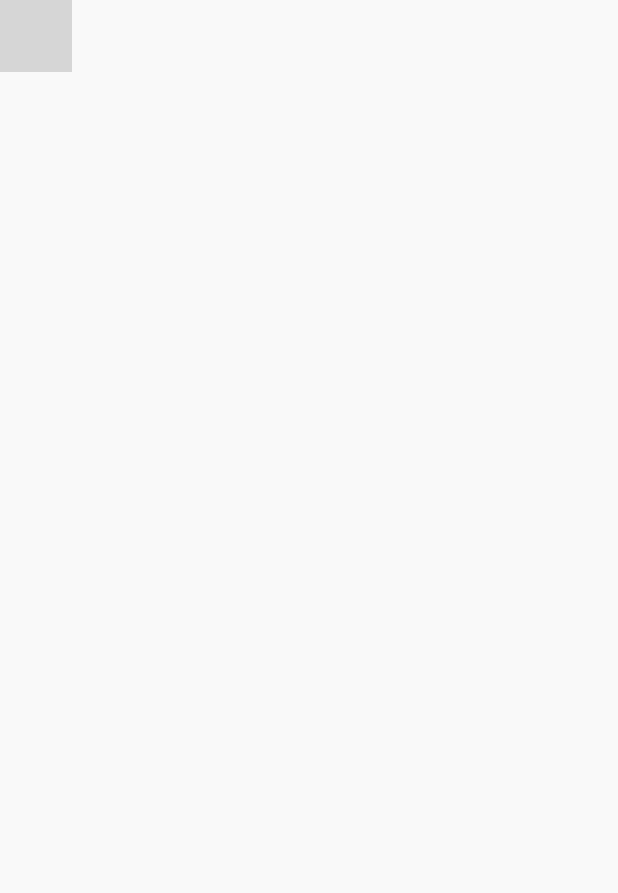
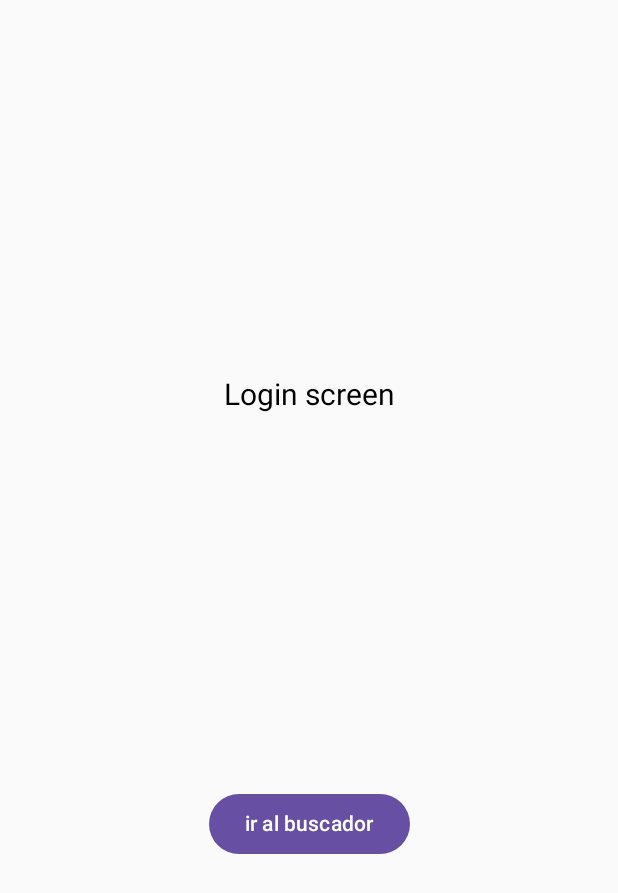
Before and after one commit to malmorox/jetpack-compose-app, an Android app built with Jetpack Compose: the screen it shows after launch (MainActivity), on a phone screen of 412 x 824 dp. Shown: the top 893 px of the screen. Run offline under Robolectric (Android 15) with nearby library versions, the phone set to English and light mode, and no system bars; grey boxes are pictures that could not be loaded.

Commit message:
navegacion terminada e incluyendo imagenes

```diff
--- a/app/build.gradle.kts
+++ b/app/build.gradle.kts
@@ -41,7 +41,7 @@ android {
 }
 
 dependencies {
-
+    implementation("io.coil-kt:coil-compose:2.6.0")
     implementation(libs.androidx.core.ktx)
     implementation(libs.androidx.lifecycle.runtime.ktx)
     implementation(libs.androidx.activity.compose)
--- /dev/null
+++ b/app/src/main/java/com/example/jetpack_compose_app/LoginScreen.kt
@@ -0,0 +1,35 @@
+package com.example.jetpack_compose_app
+
+import androidx.compose.foundation.layout.Column
+import androidx.compose.foundation.layout.Spacer
+import androidx.compose.foundation.layout.fillMaxSize
+import androidx.compose.material3.Button
+import androidx.compose.material3.Text
+import androidx.compose.material3.TextField
+import androidx.compose.runtime.Composable
+import androidx.compose.runtime.getValue
+import androidx.compose.runtime.mutableStateOf
+import androidx.compose.runtime.remember
+import androidx.compose.runtime.setValue
+import androidx.compose.ui.Alignment
+import androidx.compose.ui.Modifier
+import androidx.compose.ui.unit.sp
+
+
+@Composable
+fun LoginScreen(navigateToSearcher:() -> Unit){
+    var text by remember { mutableStateOf("") }
+    Column(
+        modifier = Modifier.fillMaxSize(),
+        horizontalAlignment = Alignment.CenterHorizontally
+    ) {
+        Spacer(modifier = Modifier.weight(1f))
+        Text(text="Login screen", fontSize=20.sp)
+
+        Spacer(modifier = Modifier.weight(1f))
+        Button (onClick={ navigateToSearcher() }){
+            Text("ir al buscador")
+        }
+        Spacer(modifier = Modifier.weight(1f))
+    }
+}
--- a/app/src/main/java/com/example/jetpack_compose_app/MainActivity.kt
+++ b/app/src/main/java/com/example/jetpack_compose_app/MainActivity.kt
@@ -18,6 +18,7 @@ import androidx.compose.foundation.lazy.items
 import androidx.compose.foundation.layout.*
 import androidx.compose.material3.HorizontalDivider
 import androidx.compose.ui.unit.dp
+import coil.compose.AsyncImage
 
 class MainActivity : ComponentActivity() {
     override fun onCreate(savedInstanceState: Bundle?) {
--- a/app/src/main/java/com/example/jetpack_compose_app/NavigationWrapper.kt
+++ b/app/src/main/java/com/example/jetpack_compose_app/NavigationWrapper.kt
@@ -1,8 +1,10 @@
 package com.example.jetpack_compose_app
 
 import androidx.compose.runtime.Composable
-import androidx.navigation.NavHost
+import androidx.navigation.compose.NavHost
+import androidx.navigation.compose.composable
 import androidx.navigation.compose.rememberNavController
+import androidx.navigation.toRoute
 
 @Composable
 fun NavigationWrapper() {
@@ -11,6 +13,19 @@ fun NavigationWrapper() {
         navController = navController,
         startDestination = Login
     ) {
+        composable<Login> {
+            LoginScreen { navController.navigate(Home) }
+        }
 
+        composable<Home> {
+            HomeScreen { name -> navController.navigate(Profile(name = name)) }
+        }
+
+        composable<Profile> { backStackEntry ->
+            val profile: Profile = backStackEntry.toRoute()
+            ProfileScreen(profile.name) {
+                navController.popBackStack()
+            }
+        }
     }
 }
--- a/app/src/main/java/com/example/jetpack_compose_app/Screens.kt
+++ b/app/src/main/java/com/example/jetpack_compose_app/Screens.kt
@@ -1,4 +1,12 @@
 package com.example.jetpack_compose_app
 
-class Screens {
-}
+import kotlinx.serialization.Serializable
+
+@Serializable
+object Login
+
+@Serializable
+object Home
+
+@Serializable
+data class Profile(val name: String)
```
Also changed, not shown: app/src/main/java/com/example/jetpack_compose_app/HomeScreen.kt (added, +34 -0 lines), app/src/main/java/com/example/jetpack_compose_app/ProfileScreen.kt (added, +25 -0 lines).
